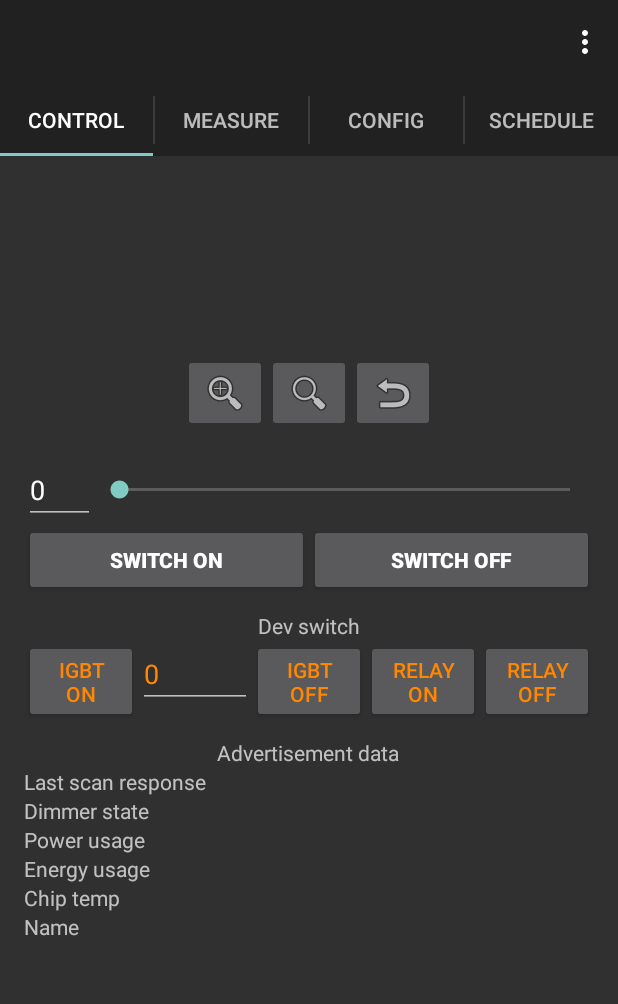
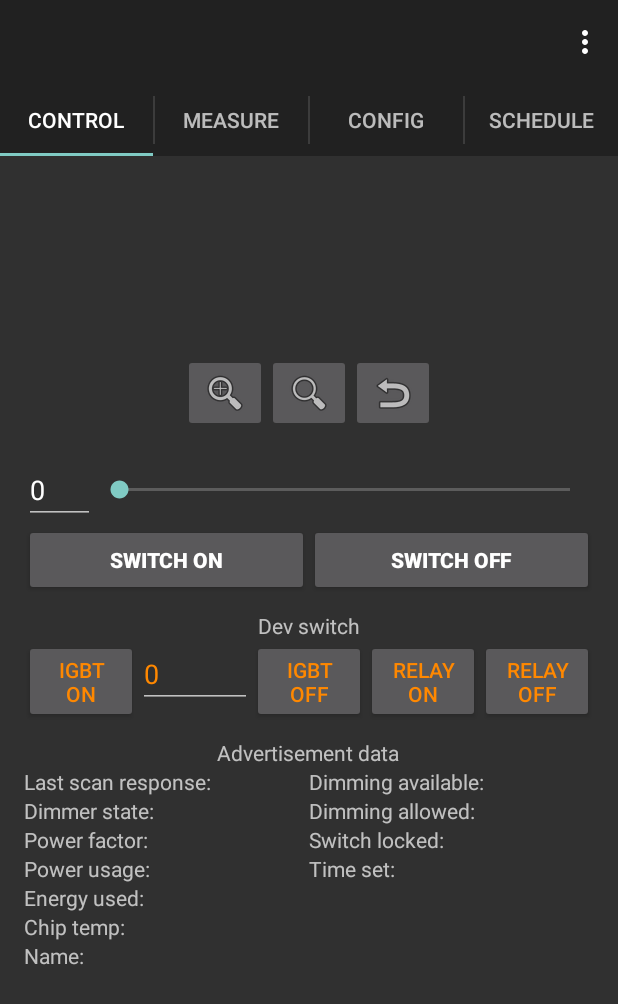
Before and after one commit to crownstone/crownstone-dev, an Android app: the ControlMainFragment screen opened directly, with no data from a screen before it, on a phone screen of 412 x 824 dp. Shown: the top 1004 px of the screen. Run offline under Robolectric (Android 15) with nearby library versions, the phone set to English and light mode, and no system bars; libraries missing offline, so code that uses them is left out: com.strongloop.android, nl.dobots.bluenet, nl.dobots.loopback, org.achartengine, org.achartengine.chart and 3 more; 140 statements that could not run were skipped.

Commit message:
Added more service data fields.

```diff
--- a/app/src/main/java/nl/dobots/crownstone/gui/control/ControlMainFragment.java
+++ b/app/src/main/java/nl/dobots/crownstone/gui/control/ControlMainFragment.java
@@ -79,10 +79,15 @@ public class ControlMainFragment extends Fragment {
 
 	private TextView _txtLastScanResponse;
 	private TextView _txtDimmerState;
+	private TextView _txtPowerFactor;
 	private TextView _txtPowerUsage;
 	private TextView _txtEnergyUsage;
 	private TextView _txtChipTemp;
 	private TextView _txtName;
+	private TextView _txtDimmingAvailable;
+	private TextView _txtDimmingAllowed;
+	private TextView _txtSwitchLocked;
+	private TextView _txtTimeSet;
 
 	private RelativeLayout _layStatistics;
 //	private RelativeLayout _layControl;
@@ -193,10 +198,15 @@ public class ControlMainFragment extends Fragment {
 									if (serviceData != null && !serviceData.getFlagExternalData()) {
 										_txtLastScanResponse.setText("Last scanned: " + new SimpleDateFormat("HH:mm:ss").format(new Date()));
 										_txtDimmerState.setText("Dimmer state: " + serviceData.getPwm());
-										_txtPowerUsage.setText("Power usage: " + serviceData.getPowerUsage() + " mW");
+										_txtPowerFactor.setText("Power factor: " + serviceData.getPowerFactor());
+										_txtPowerUsage.setText("Power usage: " + serviceData.getPowerUsage() + " W");
 										_txtEnergyUsage.setText("Energy used: " + serviceData.getAccumulatedEnergy() + " J");
 										_txtChipTemp.setText("Chip temp: " + serviceData.getTemperature() + " C");
 										_txtName.setText("Name: " + device.getName());
+										_txtDimmingAvailable.setText("Dimming available: " + serviceData.getFlagDimmingAvailable());
+										_txtDimmingAllowed.setText("Dimming allowed: " + serviceData.getFlagDimmingAllowed());
+										_txtSwitchLocked.setText("Switch locked: " + serviceData.getFlagSwitchLocked());
+										_txtTimeSet.setText("Time set: " + serviceData.getFlagTimeSet());
 
 										// It looks a bit weird to see state change to old state, when you set a new one
 //										_sbSwitch.setProgress(serviceData.getPwm());
@@ -473,10 +483,15 @@ public class ControlMainFragment extends Fragment {
 
 		_txtLastScanResponse = (TextView) v.findViewById(R.id.textLastScanResponse);
 		_txtDimmerState      = (TextView) v.findViewById(R.id.textDimmerState);
+		_txtPowerFactor      = (TextView) v.findViewById(R.id.textPowerFactor);
 		_txtPowerUsage       = (TextView) v.findViewById(R.id.textPowerUsage);
 		_txtEnergyUsage      = (TextView) v.findViewById(R.id.textEnergyUsage);
 		_txtChipTemp         = (TextView) v.findViewById(R.id.textChipTemp);
 		_txtName             = (TextView) v.findViewById(R.id.textName);
+		_txtDimmingAvailable = (TextView) v.findViewById(R.id.textDimmingAvailable);
+		_txtDimmingAllowed   = (TextView) v.findViewById(R.id.textDimmingAllowed);
+		_txtSwitchLocked     = (TextView) v.findViewById(R.id.textSwitchLocked);
+		_txtTimeSet          = (TextView) v.findViewById(R.id.textTimeSet);
 
 //		Log.i(TAG, "isFocusable: " + _layControl.isFocusable() + " " + _btnPwmOn.isFocusable() + " " + _sbSwitch.isFocusable() + " " + _txtLastScanResponse.isFocusable());
 //		Log.i(TAG, "isFocusableTouch: " + _layControl.isFocusableInTouchMode() + " " + _btnPwmOn.isFocusableInTouchMode() + " " + _sbSwitch.isFocusableInTouchMode() + " " + _txtLastScanResponse.isFocusableInTouchMode());
--- a/app/src/main/res/layout/frag_control_main.xml
+++ b/app/src/main/res/layout/frag_control_main.xml
@@ -189,6 +189,14 @@
 			android:id="@+id/layAdvertisementData"
 			android:layout_width="match_parent"
 			android:layout_height="wrap_content"
+			android:orientation="horizontal"
+			>
+
+			<LinearLayout
+				android:id="@+id/layAdvertisementDataLeft"
+				android:layout_width="0dp"
+				android:layout_height="wrap_content"
+				android:layout_weight="1"
 				android:orientation="vertical"
 				>
 				<TextView
@@ -197,42 +205,88 @@
 					android:layout_height="wrap_content"
 					android:layout_marginStart="0dp"
 					android:layout_marginTop="0dp"
-				android:text="Last scan response"/>
+					android:text="Last scan response:"/>
 				<TextView
 					android:id="@+id/textDimmerState"
 					android:layout_width="wrap_content"
 					android:layout_height="wrap_content"
 					android:layout_marginStart="0dp"
 					android:layout_marginTop="0dp"
-				android:text="Dimmer state"/>
+					android:text="Dimmer state:"/>
+				<TextView
+					android:id="@+id/textPowerFactor"
+					android:layout_width="wrap_content"
+					android:layout_height="wrap_content"
+					android:layout_marginStart="0dp"
+					android:layout_marginTop="0dp"
+					android:text="Power factor:"/>
 				<TextView
 					android:id="@+id/textPowerUsage"
 					android:layout_width="wrap_content"
 					android:layout_height="wrap_content"
 					android:layout_marginStart="0dp"
 					android:layout_marginTop="0dp"
-				android:text="Power usage"/>
+					android:text="Power usage:"/>
 				<TextView
 					android:id="@+id/textEnergyUsage"
 					android:layout_width="wrap_content"
 					android:layout_height="wrap_content"
 					android:layout_marginStart="0dp"
 					android:layout_marginTop="0dp"
-				android:text="Energy usage"/>
+					android:text="Energy used:"/>
 				<TextView
 					android:id="@+id/textChipTemp"
 					android:layout_width="wrap_content"
 					android:layout_height="wrap_content"
 					android:layout_marginStart="0dp"
 					android:layout_marginTop="0dp"
-				android:text="Chip temp"/>
+					android:text="Chip temp:"/>
 				<TextView
 					android:id="@+id/textName"
 					android:layout_width="wrap_content"
 					android:layout_height="wrap_content"
 					android:layout_marginStart="0dp"
 					android:layout_marginTop="0dp"
-				android:text="Name"/>
+					android:text="Name:"/>
+			</LinearLayout>
+
+			<LinearLayout
+				android:id="@+id/layAdvertisementDataRight"
+				android:layout_width="0dp"
+				android:layout_height="wrap_content"
+				android:layout_weight="1"
+				android:baselineAligned="false"
+				android:orientation="vertical">
+
+				<TextView
+					android:id="@+id/textDimmingAvailable"
+					android:layout_width="wrap_content"
+					android:layout_height="wrap_content"
+					android:layout_marginStart="0dp"
+					android:layout_marginTop="0dp"
+					android:text="Dimming available:"/>
+				<TextView
+					android:id="@+id/textDimmingAllowed"
+					android:layout_width="wrap_content"
+					android:layout_height="wrap_content"
+					android:layout_marginStart="0dp"
+					android:layout_marginTop="0dp"
+					android:text="Dimming allowed:"/>
+				<TextView
+					android:id="@+id/textSwitchLocked"
+					android:layout_width="wrap_content"
+					android:layout_height="wrap_content"
+					android:layout_marginStart="0dp"
+					android:layout_marginTop="0dp"
+					android:text="Switch locked:"/>
+				<TextView
+					android:id="@+id/textTimeSet"
+					android:layout_width="wrap_content"
+					android:layout_height="wrap_content"
+					android:layout_marginStart="0dp"
+					android:layout_marginTop="0dp"
+					android:text="Time set:"/>
+			</LinearLayout>
 		</LinearLayout>
 
 
```
Lines whose indentation alone changed are shown as unchanged.
